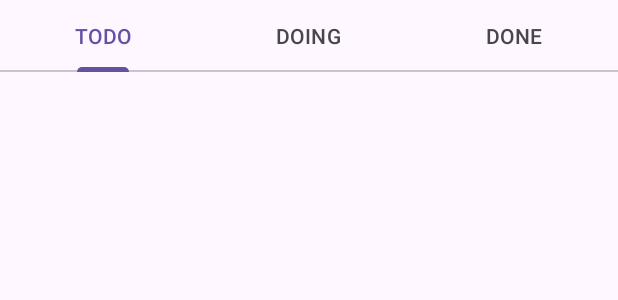
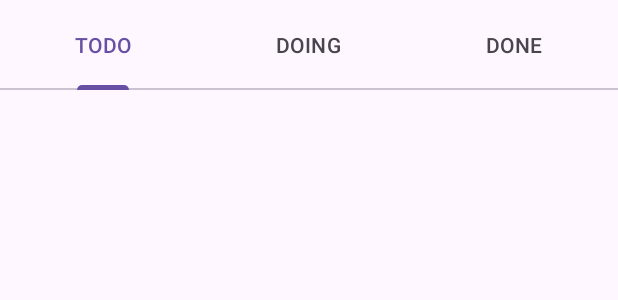
Before and after one commit to bogialmasi/androidKanbanBoard, an Android app: the layout activity_main.xml on its own in the app's theme, with its tools: preview values and no code run, on a phone screen of 412 x 824 dp. Shown: the top 300 px of the screen. Run offline under Robolectric (Android 15) with nearby library versions, the phone set to English and light mode, and no system bars.

Commit message:
design details

```diff
--- a/app/src/main/res/layout/activity_main.xml
+++ b/app/src/main/res/layout/activity_main.xml
@@ -7,12 +7,10 @@
     android:layout_height="match_parent"
     android:orientation="vertical"
     tools:context=".activities.MainActivity">
-
     <com.google.android.material.tabs.TabLayout
         android:id="@+id/tab_layout"
         android:layout_width="match_parent"
-        android:layout_height="wrap_content">
-
+        android:layout_height="60dp">
         <com.google.android.material.tabs.TabItem
             android:layout_width="wrap_content"
             android:layout_height="wrap_content"
@@ -28,12 +26,9 @@
             android:layout_height="wrap_content"
             android:text="@string/done" />
     </com.google.android.material.tabs.TabLayout>
-
     <androidx.viewpager2.widget.ViewPager2
         android:id="@+id/view_pager"
         android:layout_width="match_parent"
         android:layout_height="match_parent" >
-
     </androidx.viewpager2.widget.ViewPager2>
-
 </LinearLayout>
--- a/app/src/main/res/layout/list_item.xml
+++ b/app/src/main/res/layout/list_item.xml
@@ -19,6 +19,7 @@
             app:layout_constraintEnd_toEndOf="parent"
             app:layout_constraintTop_toTopOf="parent"
             android:layout_marginStart="20dp"
+            android:layout_marginEnd="20dp"
             android:layout_marginTop="10dp"
             android:id="@+id/list_item_content"
             />
```
